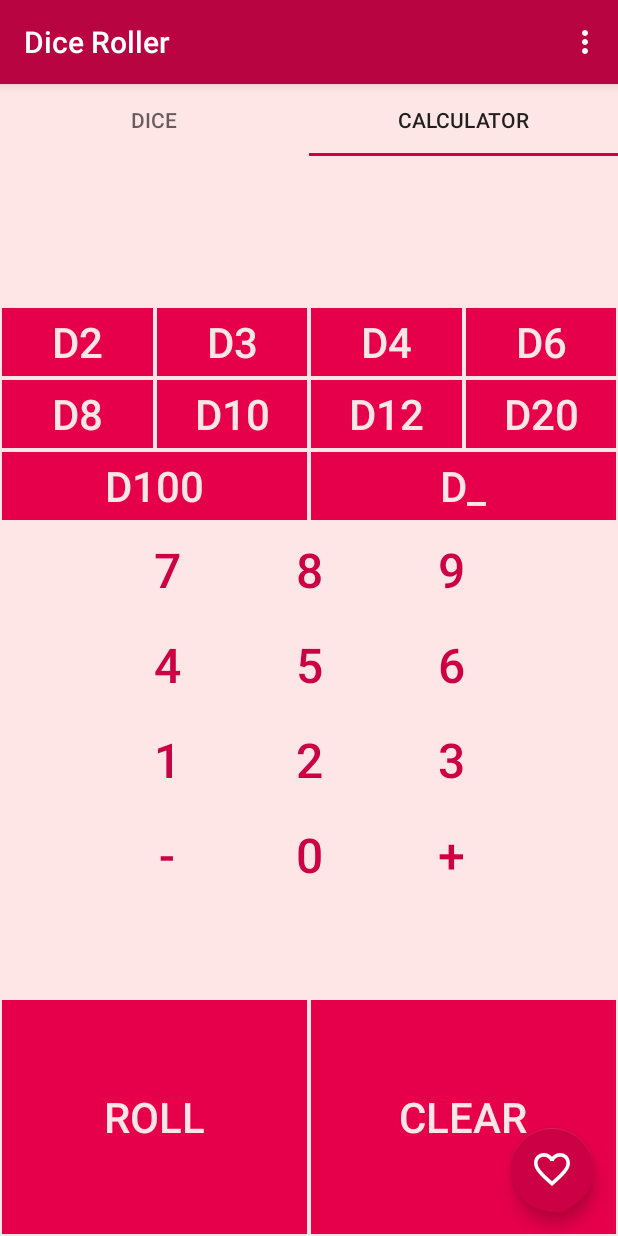
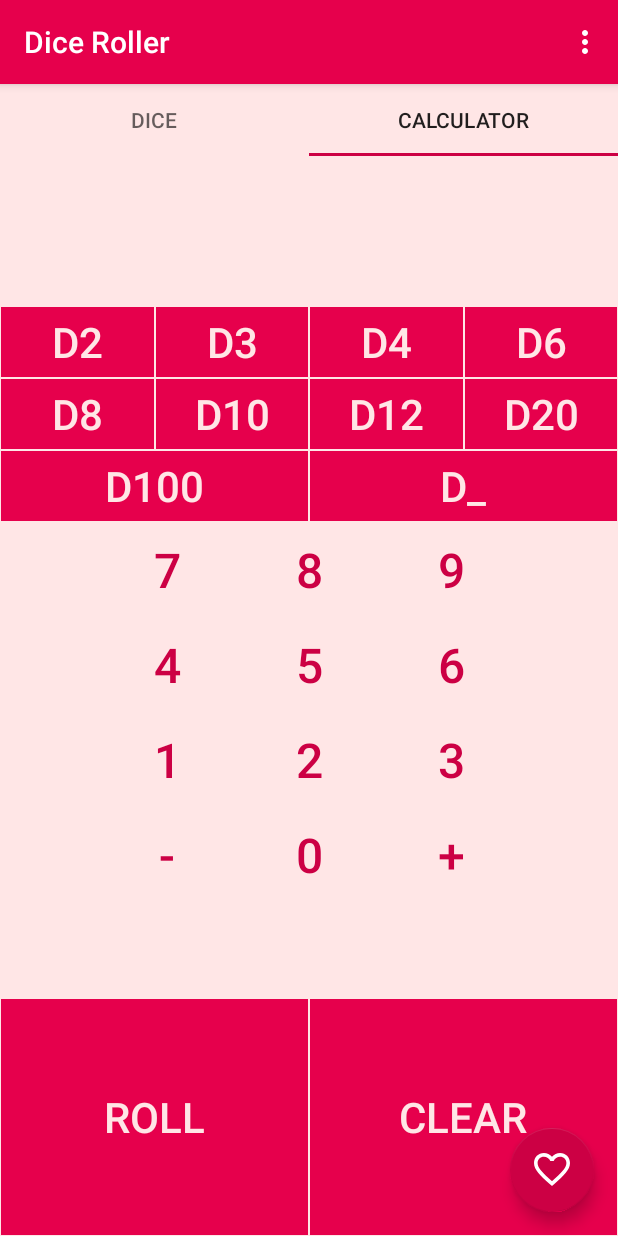
Before and after one commit to 0x65-e/tessera, an Android app: the screen it shows after launch (MainActivity), tab 2 chosen, on a phone screen of 412 x 824 dp. Run offline under Robolectric (Android 15) with nearby library versions, the phone set to English and light mode, and no system bars.

Commit message:
Removed hardcoded color values to allow for dark theme implementation

```diff
--- a/app/src/main/res/drawable/button_outline.xml
+++ b/app/src/main/res/drawable/button_outline.xml
@@ -2,10 +2,10 @@
 <shape xmlns:android="http://schemas.android.com/apk/res/android"
     android:shape="rectangle" >
 
-    <solid android:color="@color/colorPrimary" />
+    <solid android:color="?attr/colorPrimary" />
 
     <stroke
         android:width="1dp"
-        android:color="@color/activityBackground" />
+        android:color="@android:color/transparent" />
 
 </shape>
--- a/app/src/main/res/layout/activity_main.xml
+++ b/app/src/main/res/layout/activity_main.xml
@@ -17,7 +17,6 @@
             android:id="@+id/toolbar"
             android:layout_width="match_parent"
             android:layout_height="?attr/actionBarSize"
-            android:background="#B80441"
             app:popupTheme="@style/AppThemeRed.PopupOverlay" />
 
     </com.google.android.material.appbar.AppBarLayout>
--- a/app/src/main/res/layout/calculator_fragment.xml
+++ b/app/src/main/res/layout/calculator_fragment.xml
@@ -20,7 +20,7 @@
         android:text="@string/d2"
         android:textSize="@dimen/calc_text_size"
         android:background="@drawable/button_outline"
-        android:textColor="@color/activityBackground"
+        android:textColor="?darkButtonTextColor"
         app:layout_constraintTop_toBottomOf="@id/calc_preview"
         app:layout_constraintStart_toStartOf="parent"
         app:layout_constraintEnd_toStartOf="@id/calc_d3" />
@@ -32,7 +32,7 @@
         android:text="@string/d3"
         android:textSize="@dimen/calc_text_size"
         android:background="@drawable/button_outline"
-        android:textColor="@color/activityBackground"
+        android:textColor="?darkButtonTextColor"
         app:layout_constraintBaseline_toBaselineOf="@id/calc_d2"
         app:layout_constraintStart_toEndOf="@id/calc_d2"
         app:layout_constraintEnd_toStartOf="@id/calc_d4" />
@@ -44,7 +44,7 @@
         android:text="@string/d4"
         android:textSize="@dimen/calc_text_size"
         android:background="@drawable/button_outline"
-        android:textColor="@color/activityBackground"
+        android:textColor="?darkButtonTextColor"
         app:layout_constraintBaseline_toBaselineOf="@id/calc_d2"
         app:layout_constraintStart_toEndOf="@id/calc_d3"
         app:layout_constraintEnd_toStartOf="@id/calc_d6" />
@@ -56,7 +56,7 @@
         android:text="@string/d6"
         android:textSize="@dimen/calc_text_size"
         android:background="@drawable/button_outline"
-        android:textColor="@color/activityBackground"
+        android:textColor="?darkButtonTextColor"
         app:layout_constraintBaseline_toBaselineOf="@id/calc_d2"
         app:layout_constraintStart_toEndOf="@id/calc_d4"
         app:layout_constraintEnd_toEndOf="parent" />
@@ -69,7 +69,7 @@
         android:text="@string/d8"
         android:textSize="@dimen/calc_text_size"
         android:background="@drawable/button_outline"
-        android:textColor="@color/activityBackground"
+        android:textColor="?darkButtonTextColor"
         app:layout_constraintTop_toBottomOf="@id/calc_d2"
         app:layout_constraintStart_toStartOf="parent"
         app:layout_constraintEnd_toStartOf="@id/calc_d10" />
@@ -81,7 +81,7 @@
         android:text="@string/d10"
         android:textSize="@dimen/calc_text_size"
         android:background="@drawable/button_outline"
-        android:textColor="@color/activityBackground"
+        android:textColor="?darkButtonTextColor"
         app:layout_constraintBaseline_toBaselineOf="@id/calc_d8"
         app:layout_constraintStart_toEndOf="@id/calc_d8"
         app:layout_constraintEnd_toStartOf="@id/calc_d12" />
@@ -93,7 +93,7 @@
         android:text="@string/d12"
         android:textSize="@dimen/calc_text_size"
         android:background="@drawable/button_outline"
-        android:textColor="@color/activityBackground"
+        android:textColor="?darkButtonTextColor"
         app:layout_constraintBaseline_toBaselineOf="@id/calc_d8"
         app:layout_constraintStart_toEndOf="@id/calc_d10"
         app:layout_constraintEnd_toStartOf="@id/calc_d20" />
@@ -105,7 +105,7 @@
         android:text="@string/d20"
         android:textSize="@dimen/calc_text_size"
         android:background="@drawable/button_outline"
-        android:textColor="@color/activityBackground"
+        android:textColor="?darkButtonTextColor"
         app:layout_constraintBaseline_toBaselineOf="@id/calc_d8"
         app:layout_constraintStart_toEndOf="@id/calc_d12"
         app:layout_constraintEnd_toEndOf="parent" />
@@ -118,7 +118,7 @@
         android:text="@string/d100"
         android:textSize="@dimen/calc_text_size"
         android:background="@drawable/button_outline"
-        android:textColor="@color/activityBackground"
+        android:textColor="?darkButtonTextColor"
         app:layout_constraintTop_toBottomOf="@id/calc_d8"
         app:layout_constraintStart_toStartOf="parent"
         app:layout_constraintEnd_toStartOf="@id/calc_dN" />
@@ -130,7 +130,7 @@
         android:text="@string/dN"
         android:textSize="@dimen/calc_text_size"
         android:background="@drawable/button_outline"
-        android:textColor="@color/activityBackground"
+        android:textColor="?darkButtonTextColor"
         app:layout_constraintBaseline_toBaselineOf="@id/calc_d100"
         app:layout_constraintStart_toEndOf="@id/calc_d100"
         app:layout_constraintEnd_toEndOf="parent" />
@@ -280,7 +280,7 @@
         android:layout_height="0dp"
         android:background="@drawable/button_outline"
         android:text="@string/roll"
-        android:textColor="@color/activityBackground"
+        android:textColor="?darkButtonTextColor"
         android:textSize="@dimen/calc_text_size"
         android:layout_marginTop="@dimen/calc_margin"
         app:layout_constraintEnd_toStartOf="@id/calc_clear"
@@ -296,7 +296,7 @@
         android:layout_height="0dp"
         android:background="@drawable/button_outline"
         android:text="@string/clear"
-        android:textColor="@color/activityBackground"
+        android:textColor="?darkButtonTextColor"
         android:textSize="@dimen/calc_text_size"
         android:layout_marginTop="@dimen/calc_margin"
         app:layout_constraintEnd_toEndOf="parent"
--- a/app/src/main/res/layout/result_popup.xml
+++ b/app/src/main/res/layout/result_popup.xml
@@ -3,7 +3,7 @@
     xmlns:android="http://schemas.android.com/apk/res/android"
     android:layout_width="wrap_content"
     android:layout_height="wrap_content"
-    android:background="@color/colorPrimaryDark">
+    android:background="?attr/colorPrimaryDark">
 
     <TextView
         android:id="@+id/result_sum"
@@ -16,7 +16,7 @@
         android:layout_marginBottom="10dp"
         android:textSize="48sp"
         android:gravity="center_horizontal"
-        android:textColor="@color/activityBackground"/>
+        android:textColor="?darkButtonTextColor"/>
 
     <TextView
         android:id="@+id/result_breakdown"
@@ -29,6 +29,6 @@
         android:textSize="12sp"
         android:gravity="center_horizontal"
         android:layout_centerHorizontal="true"
-        android:textColor="@color/activityBackground"/>
+        android:textColor="?darkButtonTextColor"/>
 
 </RelativeLayout>
--- a/app/src/main/res/values/styles.xml
+++ b/app/src/main/res/values/styles.xml
@@ -1,4 +1,5 @@
 <resources>
+    <attr name="darkButtonTextColor" format="reference" />
 
     <!-- Base application theme. -->
     <style name="AppThemeRed" parent="Theme.AppCompat.Light.DarkActionBar">
@@ -8,6 +9,7 @@
         <item name="colorAccent">@color/colorAccent</item>
         <item name="preferenceTheme">@style/PreferenceThemeOverlay</item>
         <item name="android:windowBackground">@color/activityBackground</item>
+        <item name="darkButtonTextColor">@color/activityBackground</item>
     </style>
 
     <style name="AppThemeDark" parent="Theme.AppCompat">
@@ -15,8 +17,8 @@
         <item name="colorPrimaryDark">@color/darkThemeDark</item>
         <item name="colorAccent">@color/darkThemeAccent</item>
         <item name="preferenceTheme">@style/PreferenceThemeOverlay</item>
+        <item name="darkButtonTextColor">@color/activityBackgroundDark</item>
     </style>
-
 
     <style name="AppThemeDark.NoActionBar" parent="AppThemeDark">
         <item name="windowActionBar">false</item>
```
